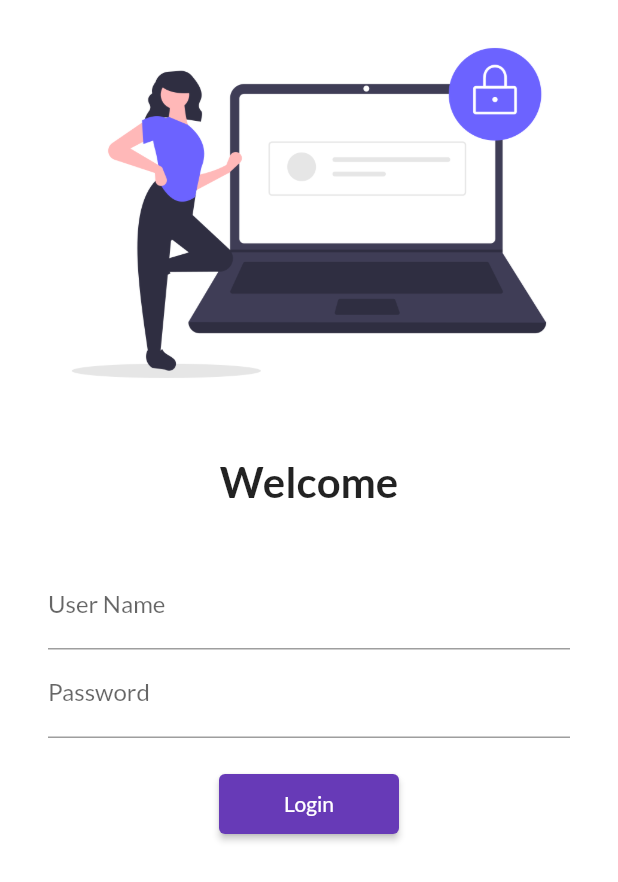
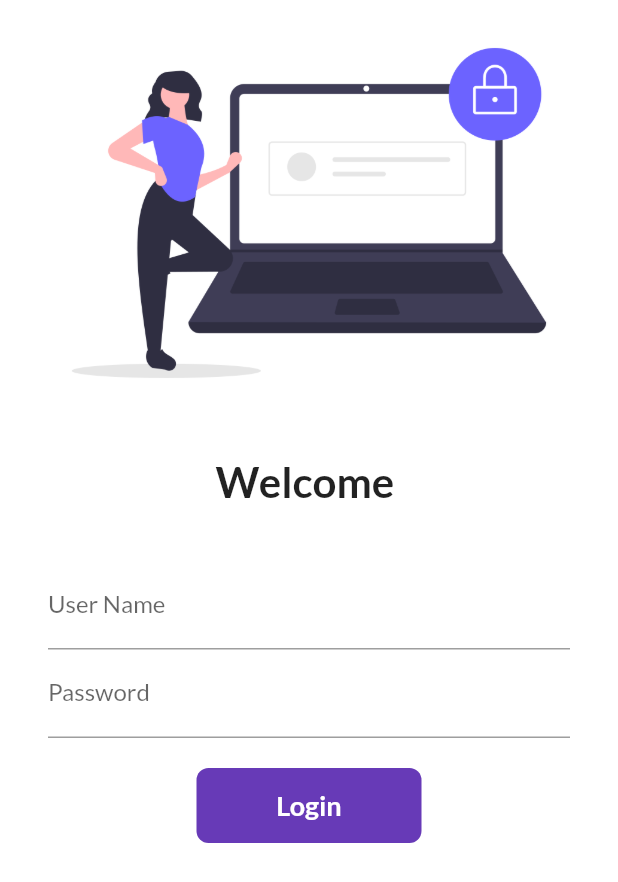
Before and after one commit to rahulpatel352/catalogApp, a Flutter app: the screen it shows after launch, on a phone screen of 412 x 824 dp. Shown: the top 882 px of the screen. Run offline on Flutter 3.47's test engine with Material 2 defaults, Android fonts, the phone set to English and light mode, and no system bars; our stand-ins replace google_fonts.

Commit message:
day 6 complate

```diff
--- a/lib/pages/loginpage.dart
+++ b/lib/pages/loginpage.dart
@@ -1,9 +1,16 @@
 import 'package:catalog_project/utils/routs.dart';
 import 'package:flutter/material.dart';
 
-class loginpage extends StatelessWidget {
+class loginpage extends StatefulWidget {
   const loginpage({Key? key}) : super(key: key);
 
+  @override
+  State<loginpage> createState() => _loginpageState();
+}
+
+class _loginpageState extends State<loginpage> {
+  String name = "";
+  bool changebutton = false;
   @override
   Widget build(BuildContext context) {
     return Material(
@@ -19,7 +26,7 @@ class loginpage extends StatelessWidget {
               height: 20,
             ),
             Text(
-              "Welcome",
+              "Welcome $name",
               style: TextStyle(fontSize: 28, fontWeight: FontWeight.bold),
             ),
             SizedBox(
@@ -32,6 +39,10 @@ class loginpage extends StatelessWidget {
                   TextFormField(
                     decoration: InputDecoration(
                         hintText: "Enter User Name", labelText: "User Name"),
+                    onChanged: (value) {
+                      name = value;
+                      setState(() {});
+                    },
                   ),
                   TextFormField(
                     obscureText: true,
@@ -41,13 +52,44 @@ class loginpage extends StatelessWidget {
                   SizedBox(
                     height: 20,
                   ),
-                  ElevatedButton(
-                    child: Text("Login"),
-                    style: TextButton.styleFrom(minimumSize: Size(120, 40)),
-                    onPressed: () {
+                  InkWell(
+                    onTap: () async {
+                      setState(() {
+                        changebutton = true;
+                      });
+                      await Future.delayed(Duration(seconds: 1));
                       Navigator.pushNamed(context, MyRouts.homeRoute);
                     },
+                    child: AnimatedContainer(
+                      duration: Duration(seconds: 1),
+                      width: changebutton == true ? 50 : 150,
+                      height: 50,
+                      alignment: Alignment.center,
+                      decoration: BoxDecoration(
+                          color: Colors.deepPurple,
+                          borderRadius: BorderRadius.circular(
+                              changebutton == true ? 50 : 8)),
+                      child: changebutton
+                          ? Icon(
+                              Icons.done,
+                              color: Colors.white,
+                            )
+                          : Text(
+                              "Login",
+                              style: TextStyle(
+                                  fontWeight: FontWeight.bold,
+                                  fontSize: 18,
+                                  color: Colors.white),
+                            ),
+                    ),
                   )
+                  // ElevatedButton(
+                  //   child: Text("Login"),
+                  //   style: TextButton.styleFrom(minimumSize: Size(120, 40)),
+                  //   onPressed: () {
+                  //     Navigator.pushNamed(context, MyRouts.homeRoute);
+                  //   },
+                  // )
                 ],
               ),
             )
```
